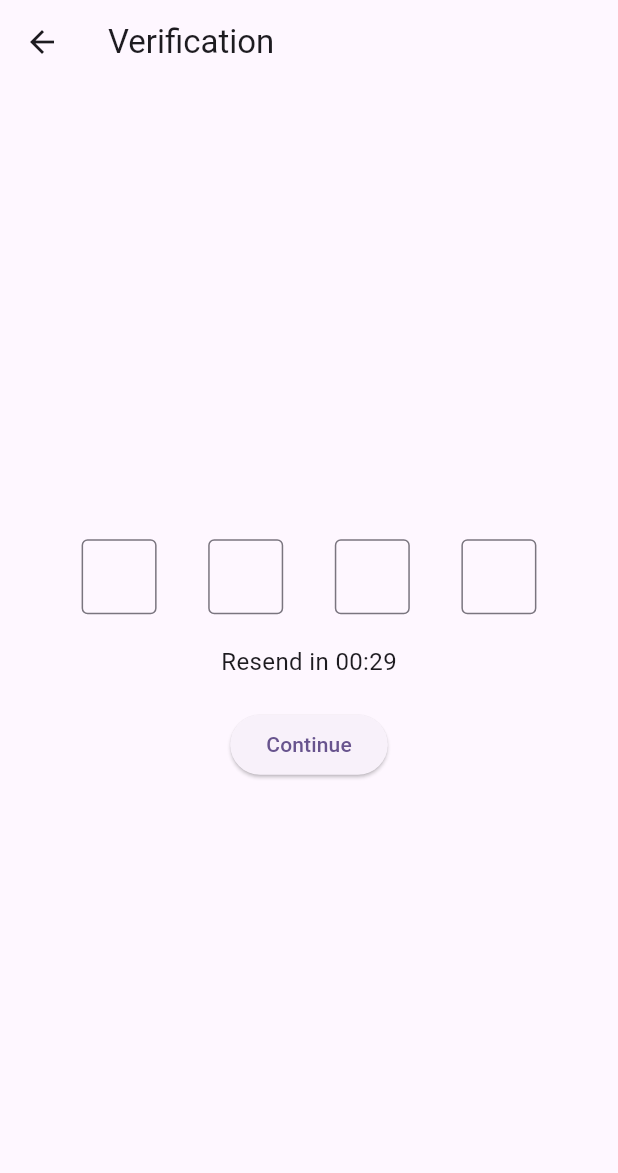
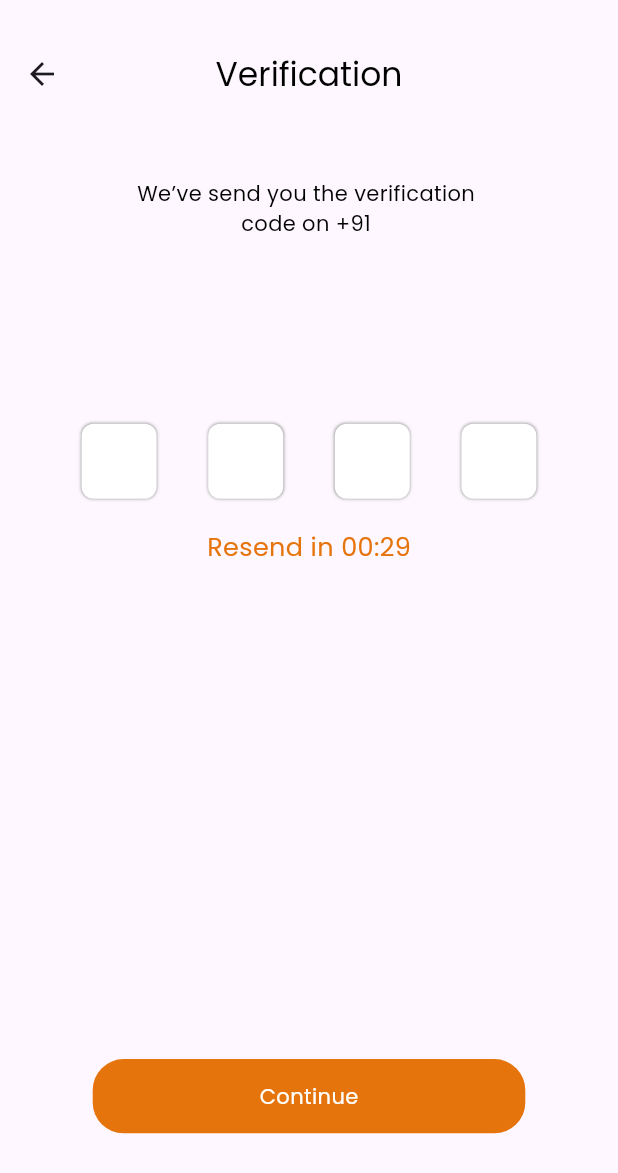
Before and after one commit to mohammedirshadkp/ChargeMod_EV_Recharging, a Flutter app: the Login screen opened directly, after a tap on "Send OTP", on a phone screen of 412 x 824 dp. Shown: the top 1173 px of the screen. Run offline on Flutter 3.47's test engine with Material 3 defaults, Android fonts, the light colour scheme and no system bars; our stand-ins replace flutter_riverpod, flutter_svg, google_fonts, intl_phone_field; network calls fail.

Commit message:
verify ui compleated

```diff
--- a/lib/View/Login/screen/login_page.dart
+++ b/lib/View/Login/screen/login_page.dart
@@ -28,11 +28,15 @@ class _LoginState extends ConsumerState<Login> {
     return SafeArea(
       child: Scaffold(
         backgroundColor: Pallete.primaryColor,
-        body: Column(
+        body: SingleChildScrollView(
+          child: Column(
             mainAxisAlignment: MainAxisAlignment.spaceAround,
             children: [
               Column(
                 children: [
+                  SizedBox(
+                    height: deviceHeight * 0.1,
+                  ),
                   Center(
                     child: SvgPicture.asset(
                       Constants.Letstatrtlogin,
@@ -43,7 +47,7 @@ class _LoginState extends ConsumerState<Login> {
                 ],
               ),
               SizedBox(
-              height: deviceHeight * 0.1,
+                height: deviceHeight * 0.35,
               ),
               const Column(
                 children: [
@@ -52,6 +56,7 @@ class _LoginState extends ConsumerState<Login> {
                 ],
               )
             ],
+          ),
         ),
       ),
     );
@@ -75,7 +80,7 @@ class _MyFormState extends ConsumerState<MyForm> {
   @override
   Widget build(BuildContext context) {
     return Padding(
-      padding: EdgeInsets.all(40),
+      padding: EdgeInsets.all(deviceWidth * 0.1),
       child: Form(
         key: _formKey,
         child: Column(
@@ -121,11 +126,15 @@ class _MyFormState extends ConsumerState<MyForm> {
                 child: Container(
                   decoration: BoxDecoration(
                     color: Pallete.secondaryColor,
-                    borderRadius: BorderRadius.circular(10),
+                    borderRadius: BorderRadius.circular(deviceWidth * 0.02),
                   ),
                   width: deviceWidth * 0.8,
                   height: deviceHeight * 0.05,
-                  child: Center(child: Text('Send OTP')),
+                  child: const Center(
+                      child: Text(
+                    'Send OTP',
+                    style: TextStyle(color: Pallete.primaryColor),
+                  )),
                 ),
               ),
             ),
--- a/lib/View/Login/screen/verification.dart
+++ b/lib/View/Login/screen/verification.dart
@@ -1,8 +1,10 @@
 import 'dart:async';
 
-import 'package:flutter/cupertino.dart';
 import 'package:flutter/material.dart';
 import 'package:flutter_riverpod/flutter_riverpod.dart';
+import 'package:google_fonts/google_fonts.dart';
+import 'package:irshad/Core/global_variables.dart';
+import 'package:irshad/Core/pallete.dart';
 
 import '../../home/screen/home_page.dart';
 import '../controller/login_page_controller.dart';
@@ -59,31 +61,62 @@ class _VerificationPageState extends ConsumerState<VerificationPage> {
 
   @override
   Widget build(BuildContext context) {
-    return Scaffold(
+    return SafeArea(
+      child: Scaffold(
         appBar: AppBar(
-        title: const Text('Verification'),
+          toolbarHeight: deviceHeight * 0.12,
+          title: Text(
+            'Verification',
+            style: GoogleFonts.poppins(color: Pallete.blackColor),
           ),
-      body: Padding(
+          centerTitle: true,
+        ),
+        body: SingleChildScrollView(
+          child: Padding(
             padding: EdgeInsets.all(20.0),
             child: Column(
-          mainAxisAlignment: MainAxisAlignment.center,
+              mainAxisAlignment: MainAxisAlignment.start,
               crossAxisAlignment: CrossAxisAlignment.center,
-          children: <Widget>[
+              children: [
+                Text("We’ve send you the verification ",
+                    style: GoogleFonts.poppins(color: Pallete.blackColor)),
+                Text("code on +91 ${widget.phoneNumber}",
+                    style: GoogleFonts.poppins(color: Pallete.blackColor)),
+                SizedBox(
+                  height: deviceHeight * 0.15,
+                ),
                 Row(
                   mainAxisAlignment: MainAxisAlignment.spaceEvenly,
                   children: List.generate(
                     4,
-                (index) => SizedBox(
+                    (index) => Container(
+                      decoration: BoxDecoration(
+                          borderRadius: BorderRadius.circular(8),
+                          boxShadow: [
+                            BoxShadow(
+                              color: Colors.grey,
+                              offset: Offset(
+                                0.0,
+                                0.0,
+                              ),
+                              blurRadius: 1.0,
+                              spreadRadius: 0.0,
+                            )
+                          ],
+                          color: Colors.white),
                       width: 50,
                       height: 50,
                       child: TextFormField(
+                        // showCursor: false,
+                        mouseCursor: MaterialStateMouseCursor.clickable,
                         controller: otpControllers[index],
                         textAlign: TextAlign.center,
                         keyboardType: TextInputType.number,
                         maxLength: 1,
                         decoration: const InputDecoration(
                           counter: Offstage(),
-                      border: OutlineInputBorder(),
+                          border:
+                              OutlineInputBorder(borderSide: BorderSide.none),
                         ),
                         onChanged: (value) {
                           if (value.length == 1 && index < 3) {
@@ -94,27 +127,23 @@ class _VerificationPageState extends ConsumerState<VerificationPage> {
                     ),
                   ),
                 ),
-            SizedBox(height: 20),
+                const SizedBox(height: 20),
                 _timerSeconds > 0
                     ? Text(
                         'Resend in 00:${_timerSeconds.toString().padLeft(2, '0')}',
-                    style: TextStyle(fontSize: 16),
-                  )
+                        style: GoogleFonts.poppins(
+                            color: Pallete.secondaryColor, fontSize: 17))
                     : InkWell(
                         onTap: () {
                           resendOtp();
                         },
-                    child: const Text(
-                      'Resend',
-                      style: TextStyle(
-                        fontSize: 16,
-                        color: Colors.blue,
+                        child: Text('Resend OTP',
+                            style: GoogleFonts.poppins(
+                                color: Pallete.secondaryColor, fontSize: 17)),
                       ),
-                    ),
-                  ),
-            const SizedBox(height: 20),
-            ElevatedButton(
-              onPressed: () async {
+                SizedBox(height: deviceHeight * 0.4),
+                InkWell(
+                  onTap: () async {
                     String enteredOtp = otpControllers
                         .map((controller) => controller.text)
                         .join(); // Join all OTP digit controllers
@@ -128,9 +157,23 @@ class _VerificationPageState extends ConsumerState<VerificationPage> {
                       ),
                     );
                   },
-              child: const Text('Continue'),
+                  child: Container(
+                    height: deviceHeight * 0.06,
+                    width: deviceWidth * 0.7,
+                    decoration: BoxDecoration(
+                        color: Pallete.secondaryColor,
+                        borderRadius:
+                            BorderRadius.circular(deviceWidth * 0.05)),
+                    child: Center(
+                      child: Text('Continue',
+                          style:
+                              GoogleFonts.poppins(color: Pallete.primaryColor)),
+                    ),
+                  ),
                 ),
               ],
+            ),
+          ),
         ),
       ),
     );
```
Lines whose indentation alone changed are shown as unchanged.
